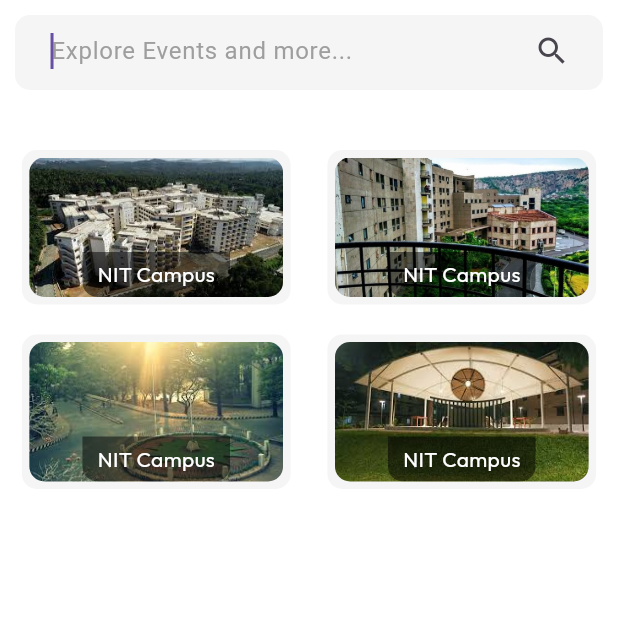
After one commit to crescent-p/where_is_my_bus, a Flutter app: the SearchPage screen opened directly, on a phone screen of 412 x 824 dp, the top half of it. The commit adds this screen. Run offline on Flutter 3.47's test engine with Material 3 defaults, Android fonts, the phone set to English and light mode, and no system bars; our stand-ins replace awesome_snackbar_content, bloc, connectivity_plus, flutter_bloc, flutter_signin_button, fpdart and 10 more; missing offline and left inert: frosted_glass_effect, maps_launcher; accounts and stored records are empty; project files that could hold a hidden picture were left out.

Commit message:
add: introduce SEARCHPAGETAG constant, update offWhite color opacity, and add new image assets for search page

```diff
--- a/lib/core/constants/constants.dart
+++ b/lib/core/constants/constants.dart
@@ -34,3 +34,4 @@
 const PRELOAD_LIMIT = 10;
 const IDTOKEN = "idToken";
 const USEREMAIL = "userEmail";
+const SEARCHPAGETAG = "searchpagetag";
--- a/lib/core/theme/colors.dart
+++ b/lib/core/theme/colors.dart
@@ -20,7 +20,7 @@
   static const Color grey = Color.fromRGBO(89, 89, 89, 100);
   static const Color blue = Color.fromRGBO(9, 38, 181, 0.612);
   static const Color white = Color.fromRGBO(255, 255, 255, 1);
-  static const Color offWhite = Color.fromRGBO(245, 245, 245, 100);
+  static const Color offWhite = Color.fromRGBO(245, 245, 245, 1);
   static const Color black = Color.fromRGBO(0, 0, 0, 1);
   static const Color red = Color.fromRGBO(255, 0, 0, 1);
 }
--- /dev/null
+++ b/lib/features/social/presentation/pages/search_page.dart
@@ -0,0 +1,141 @@
+import 'package:flutter/material.dart';
+import 'package:google_fonts/google_fonts.dart';
+import 'package:where_is_my_bus/core/constants/constants.dart';
+import 'package:where_is_my_bus/core/theme/colors.dart';
+
+class SearchPage extends StatefulWidget {
+  const SearchPage({super.key});
+
+  @override
+  State<SearchPage> createState() => _SearchPageState();
+}
+
+class _SearchPageState extends State<SearchPage> {
+  @override
+  Widget build(BuildContext context) {
+    final screenWidth = MediaQuery.of(context).size.width;
+    final screenHeight = MediaQuery.of(context).size.height;
+
+    return Scaffold(
+      backgroundColor: OGS_THEME.white,
+      body: SafeArea(
+        child: SingleChildScrollView(
+          child: Column(
+            crossAxisAlignment: CrossAxisAlignment.start,
+            children: [
+              // Hero Animation for the Search Bar
+              Hero(
+                tag: SEARCHPAGETAG,
+                child: Material(
+                  color:
+                      Colors.transparent, // Prevents "No Material widget" error
+                  child: Container(
+                    margin: EdgeInsets.all(10),
+                    padding: const EdgeInsets.symmetric(horizontal: 10),
+                    height: 50,
+                    width: screenWidth,
+                    decoration: BoxDecoration(
+                      color: OGS_THEME.offWhite,
+                      borderRadius: BorderRadius.circular(10.0),
+                    ),
+                    child: TextField(
+                      autofocus: true,
+                      style: GoogleFonts.roboto(
+                        fontSize: 16,
+                        fontWeight: FontWeight.w400,
+                        color: Colors.black,
+                      ),
+                      scrollPadding: const EdgeInsets.all(10),
+                      decoration: InputDecoration(
+                        hintText: 'Explore Events and more...',
+                        hintStyle: GoogleFonts.roboto(
+                          fontSize: 16,
+                          fontWeight: FontWeight.w400,
+                          color: Colors.grey,
+                        ),
+                        suffixIcon: const Icon(Icons.search),
+                        contentPadding:
+                            const EdgeInsets.symmetric(horizontal: 10),
+                        border: OutlineInputBorder(
+                          borderSide: BorderSide.none,
+                          borderRadius: BorderRadius.circular(12),
+                        ),
+                      ),
+                    ),
+                  ),
+                ),
+              ),
+              const SizedBox(height: 20),
+
+              // First Row of Search Cards
+              Row(
+                mainAxisAlignment: MainAxisAlignment.spaceEvenly,
+                children: [
+                  searchCard(screenHeight, screenWidth,
+                      "assets/images/search_page_image_1.jpeg"),
+                  searchCard(screenHeight, screenWidth,
+                      "assets/images/search_page_image_2.jpeg"),
+                ],
+              ),
+
+              // Second Row of Search Cards
+              Row(
+                mainAxisAlignment: MainAxisAlignment.spaceEvenly,
+                children: [
+                  searchCard(screenHeight, screenWidth,
+                      "assets/images/search_page_image_3.jpeg"),
+                  searchCard(screenHeight, screenWidth,
+                      "assets/images/search_page_image_4.jpeg"),
+                ],
+              ),
+            ],
+          ),
+        ),
+      ),
+    );
+  }
+}
+
+// Widget for Individual Search Cards
+Widget searchCard(double height, double width, String asset) {
+  return Container(
+    padding: const EdgeInsets.all(5),
+    margin: const EdgeInsets.all(10),
+    decoration: BoxDecoration(
+      color: OGS_THEME.offWhite,
+      borderRadius: BorderRadius.circular(10),
+    ),
+    height: height / 8,
+    width: width / 2.3,
+    child: ClipRRect(
+      borderRadius: BorderRadius.circular(10),
+      child: Stack(
+        fit: StackFit.expand, // Ensures the image covers the container fully
+        children: [
+          Image.asset(
+            asset,
+            fit: BoxFit.cover, // Makes the image fill the container
+          ),
+          Align(
+            alignment: Alignment.bottomCenter,
+            child: Container(
+              padding: const EdgeInsets.symmetric(
+                  vertical: 5, horizontal: 10), // Padding for text
+              decoration: BoxDecoration(
+                color: Colors.black
+                    .withOpacity(0.5), // Semi-transparent background for text
+                borderRadius: const BorderRadius.only(
+                    bottomLeft: Radius.circular(10),
+                    bottomRight: Radius.circular(10)),
+              ),
+              child: Text(
+                "NIT Campus",
+                style: GoogleFonts.outfit(color: OGS_THEME.white, fontSize: 14),
+              ),
+            ),
+          )
+        ],
+      ),
+    ),
+  );
+}
--- a/pubspec.yaml
+++ b/pubspec.yaml
@@ -110,6 +110,11 @@
     - assets/pngs/profile_assets.png
     - assets/pngs/profile_icon.png
     - assets/animations/custom_loading.riv
+    - assets/images/search_page_image_1.jpeg
+    - assets/images/search_page_image_2.jpeg
+    - assets/images/search_page_image_3.jpeg
+    - assets/images/search_page_image_4.jpeg
+    - assets/images/avatar.png
   #   - images/a_dot_burr.jpeg
   #   - images/a_dot_ham.jpeg
   # An image asset can refer to one or more resolution-specific "variants", see
```
Also changed, not shown: lib/features/social/presentation/pages/social_page.dart (+70 -14 lines), assets/images/avatar.png (added), assets/images/search_page_image_1.jpeg (added), assets/images/search_page_image_2.jpeg (added), assets/images/search_page_image_3.jpeg (added), assets/images/search_page_image_4.jpeg (added), 4 other files.
